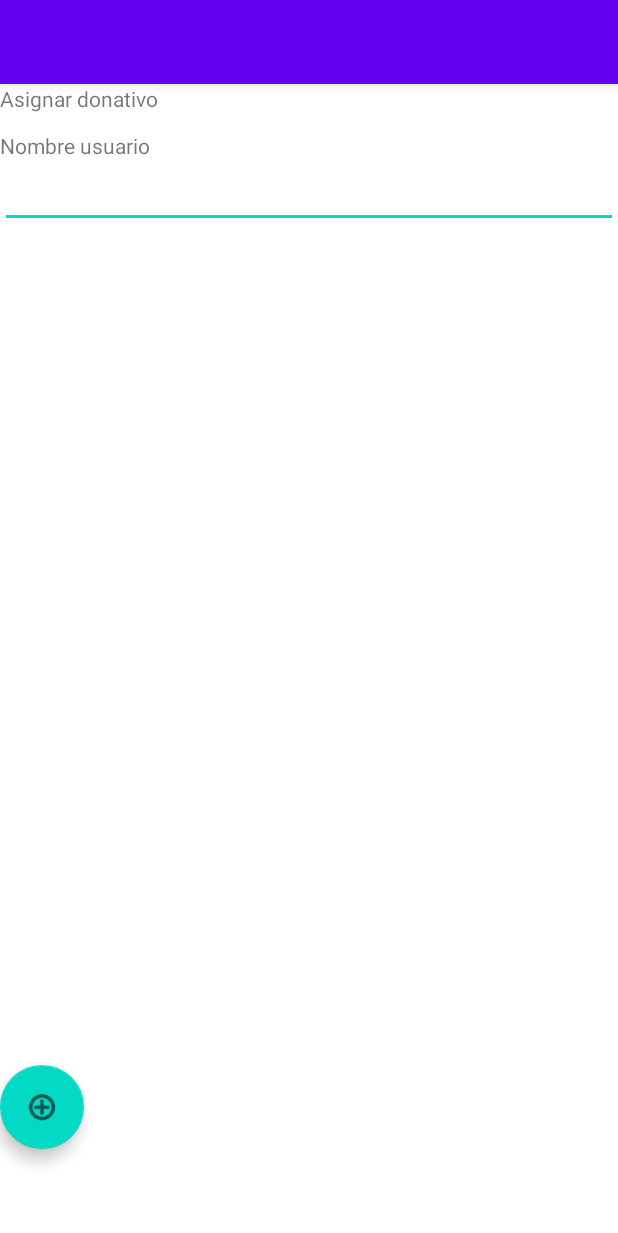
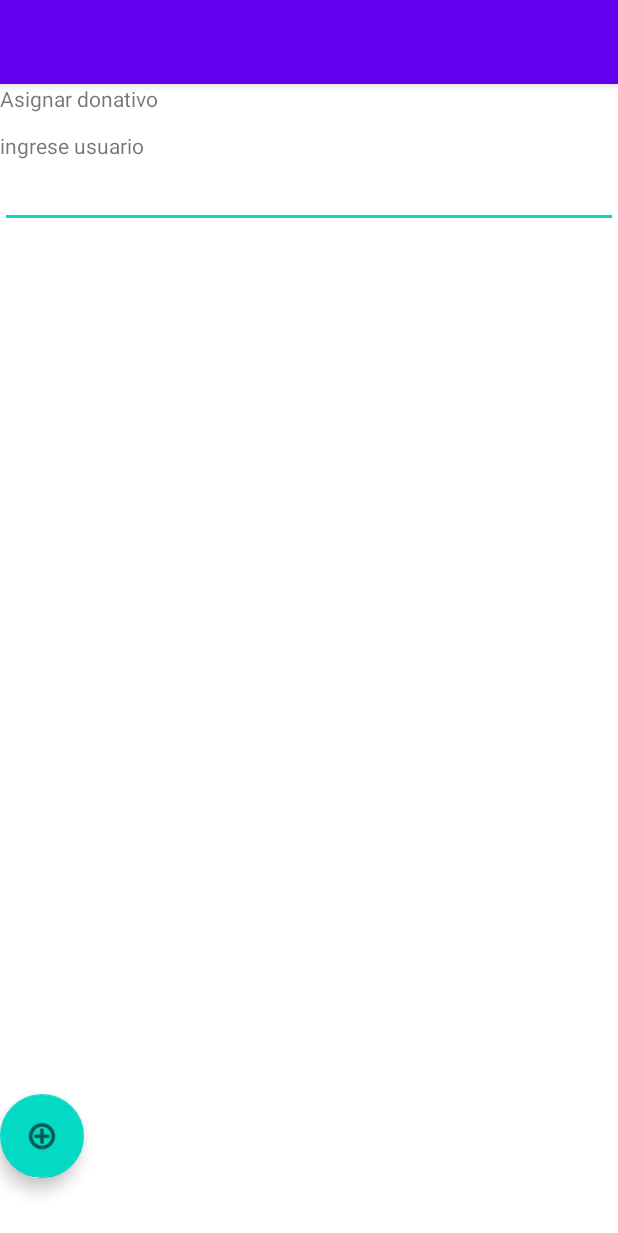
Before and after one commit to ctm002/recicladona, an Android app: the listAsignarActivity screen opened directly, with no data from a screen before it, on a phone screen of 412 x 824 dp. Shown: the top 1233 px of the screen. Run offline under Robolectric (Android 15) with nearby library versions, the phone set to English and light mode, and no system bars.

Commit message:
cambios
reparando compilacion

```diff
--- a/app/src/main/java/cl/vikost/negocio/MainActivity.java
+++ b/app/src/main/java/cl/vikost/negocio/MainActivity.java
@@ -15,6 +15,7 @@ public class MainActivity extends AppCompatActivity{
     Button _botonDonar;
     Button _botonAsociaciones;
     Button _botonCerrar;
+
 
     @Override
     protected void onCreate(Bundle savedInstanceState) {
@@ -44,7 +45,7 @@ public class MainActivity extends AppCompatActivity{
         _botonAsignar.setOnClickListener(new View.OnClickListener() {
             @Override
             public void onClick(View v) {
-                Intent intent = new Intent(v.getContext(), AsignarActivity.class);
+                Intent intent = new Intent(v.getContext(),listAsignarActivity.class);
                 startActivityForResult(intent, 0);
             }
 
--- a/app/src/main/res/layout/activity_list_asignar.xml
+++ b/app/src/main/res/layout/activity_list_asignar.xml
@@ -18,13 +18,13 @@
             android:text="Asignar donativo" />
 
         <TextView
-            android:id="@+id/textView4"
+            android:id="@+id/txt_usuario"
             android:layout_width="match_parent"
             android:layout_height="wrap_content"
-            android:text="Nombre usuario" />
+            android:text="ingrese usuario" />
 
         <EditText
-            android:id="@+id/editTextTextPersonName"
+            android:id="@+id/txt_IngresoUser"
             android:layout_width="match_parent"
             android:layout_height="wrap_content"
             android:ems="10"
@@ -32,10 +32,10 @@
 
         <ListView
             android:layout_width="match_parent"
-            android:layout_height="558dp"/>
+            android:layout_height="577dp" />
 
         <com.google.android.material.floatingactionbutton.FloatingActionButton
-            android:id="@+id/floatingActionButton2"
+            android:id="@+id/floatingActionButton3"
             android:layout_width="match_parent"
             android:layout_height="wrap_content"
             android:clickable="true"
```
